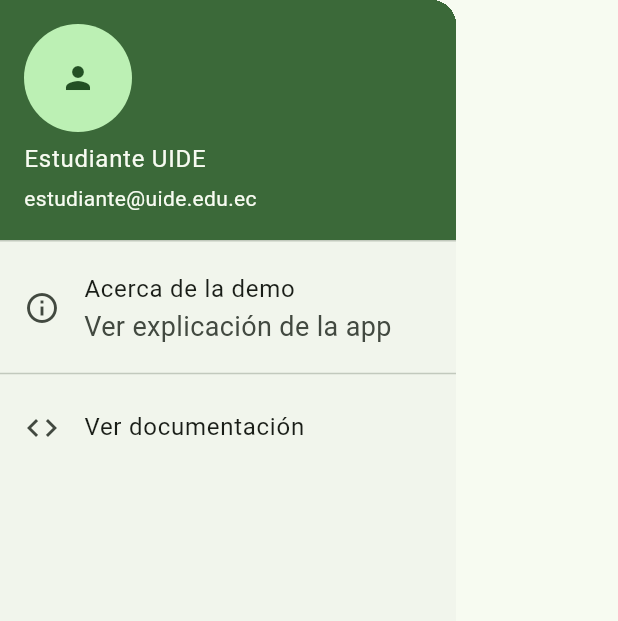
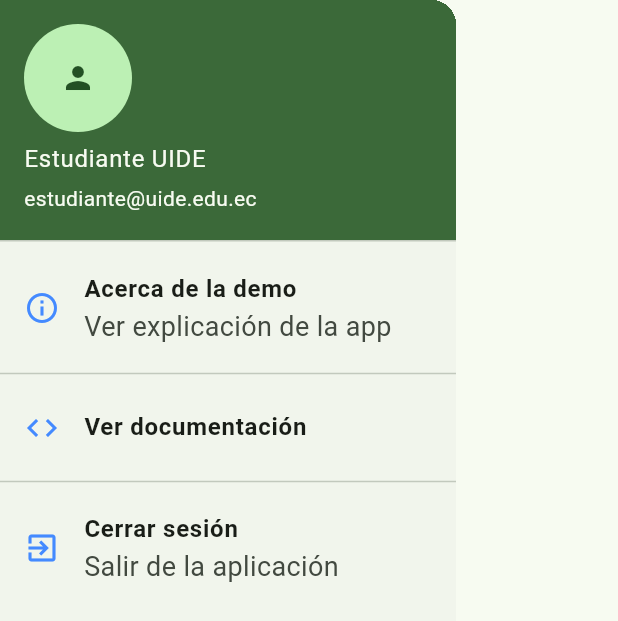
Before and after one commit to richardmijo/semana3_2526, a Flutter app: the MainDrawer widget shown alone on an empty page, opened directly, on a phone screen of 412 x 824 dp. Shown: the top 621 px of the screen. Run offline on Flutter 3.47's test engine with Material 3 defaults, Android fonts, the phone set to English and light mode, and no system bars.

Commit message:
Refactor del MainDrawer con widget DrawerItem personalizado

```diff
--- /dev/null
+++ b/lib/features/ui_demo/presentation/widgets/drawer_item.dart
@@ -0,0 +1,29 @@
+import 'package:flutter/material.dart';
+
+class DrawerItem extends StatelessWidget {
+  final IconData icon;
+  final String title;
+  final String? subtitle;
+  final VoidCallback onTap;
+
+  const DrawerItem({
+    super.key,
+    required this.icon,
+    required this.title,
+    required this.onTap,
+    this.subtitle,
+  });
+
+  @override
+  Widget build(BuildContext context) {
+    return ListTile(
+      leading: Icon(icon, color: Colors.blueAccent),
+      title: Text(
+        title,
+        style: const TextStyle(fontWeight: FontWeight.bold),
+      ),
+      subtitle: subtitle != null ? Text(subtitle!) : null,
+      onTap: onTap,
+    );
+  }
+}
--- a/lib/features/ui_demo/presentation/widgets/main_drawer.dart
+++ b/lib/features/ui_demo/presentation/widgets/main_drawer.dart
@@ -1,4 +1,5 @@
 import 'package:flutter/material.dart';
+import 'drawer_item.dart';
 
 class MainDrawer extends StatelessWidget {
   const MainDrawer({super.key});
@@ -15,10 +16,11 @@
               child: Icon(Icons.person),
             ),
           ),
-          ListTile(
-            leading: const Icon(Icons.info_outline),
-            title: const Text('Acerca de la demo'),
-            subtitle: const Text('Ver explicación de la app'),
+
+          DrawerItem(
+            icon: Icons.info_outline,
+            title: 'Acerca de la demo',
+            subtitle: 'Ver explicación de la app',
             onTap: () {
               Navigator.of(context).pop();
               showAboutDialog(
@@ -34,11 +36,12 @@
               );
             },
           ),
+
           const Divider(),
 
-          ListTile(
-            leading: const Icon(Icons.code),
-            title: const Text('Ver documentación'),
+          DrawerItem(
+            icon: Icons.code,
+            title: 'Ver documentación',
             onTap: () {
               Navigator.of(context).pop();
               ScaffoldMessenger.of(context).showSnackBar(
@@ -48,9 +51,24 @@
               );
             },
           ),
+
+          const Divider(),
+
+          DrawerItem(
+            icon: Icons.exit_to_app,
+            title: 'Cerrar sesión',
+            subtitle: 'Salir de la aplicación',
+            onTap: () {
+              Navigator.of(context).pop();
+              ScaffoldMessenger.of(context).showSnackBar(
+                const SnackBar(
+                  content: Text('Sesión cerrada correctamente.'),
+                ),
+              );
+            },
+          ),
         ],
       ),
     );
   }
 }
-// actividad
```
Also changed, not shown: pubspec.lock, 1 other file.
